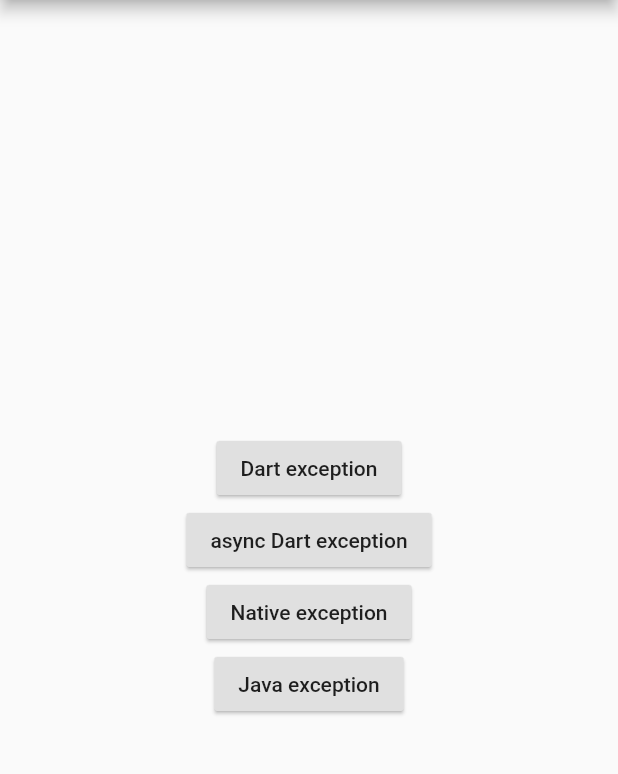
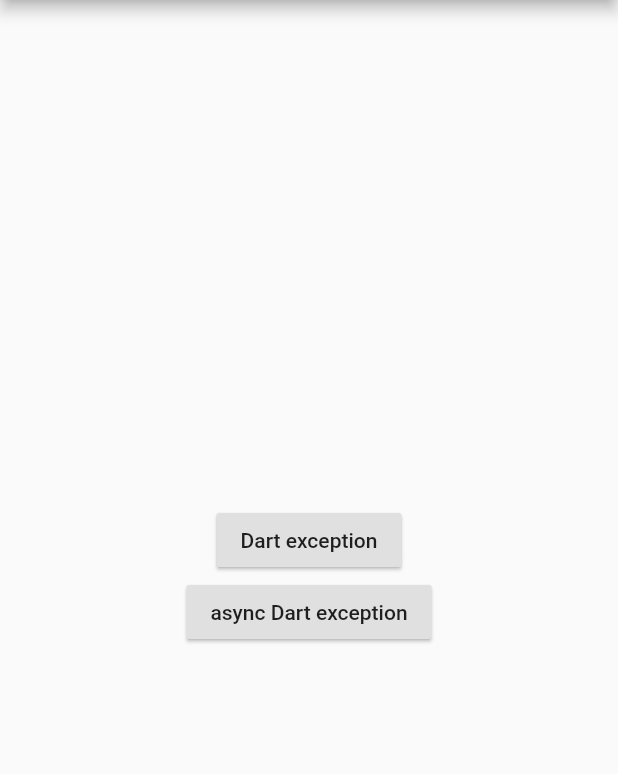
Before and after one commit to cyndibaby905/39_crashy_demo, a Flutter app: the screen it shows after launch, on a phone screen of 412 x 824 dp, the part 84-858 px from its top. Run offline on Flutter 3.47's test engine with Material 2 defaults, Android fonts, the phone set to English and light mode, and no system bars; missing offline and left inert: flutter_crash_plugin.

Commit message:
Update main.dart

```diff
--- a/lib/main.dart
+++ b/lib/main.dart
@@ -95,20 +95,6 @@ class MyHomePage extends StatelessWidget {
                 await bar();
               },
             ),
-            RaisedButton(
-              child: Text('Native exception'),
-              elevation: 1.0,
-              onPressed: ()  {
-                FlutterCrashPlugin.testNativeCrash();
-              },
-            ),
-            RaisedButton(
-              child: Text('Java exception'),
-              elevation: 1.0,
-              onPressed: ()  {
-                FlutterCrashPlugin.testJavaCrash();
-              },
-            ),
           ],
         ),
       ),
```
